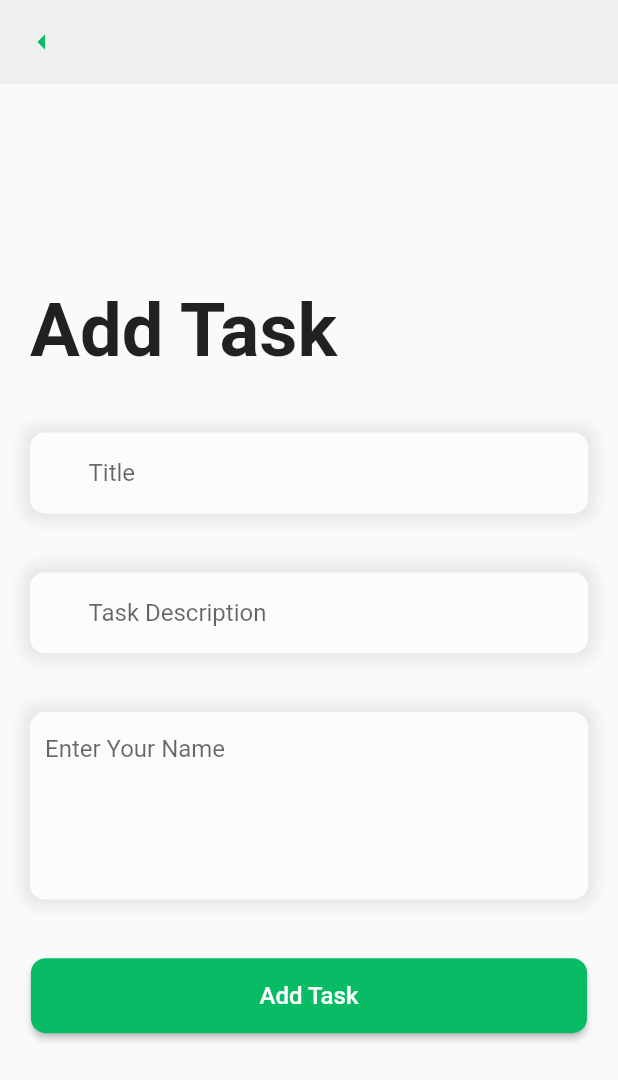
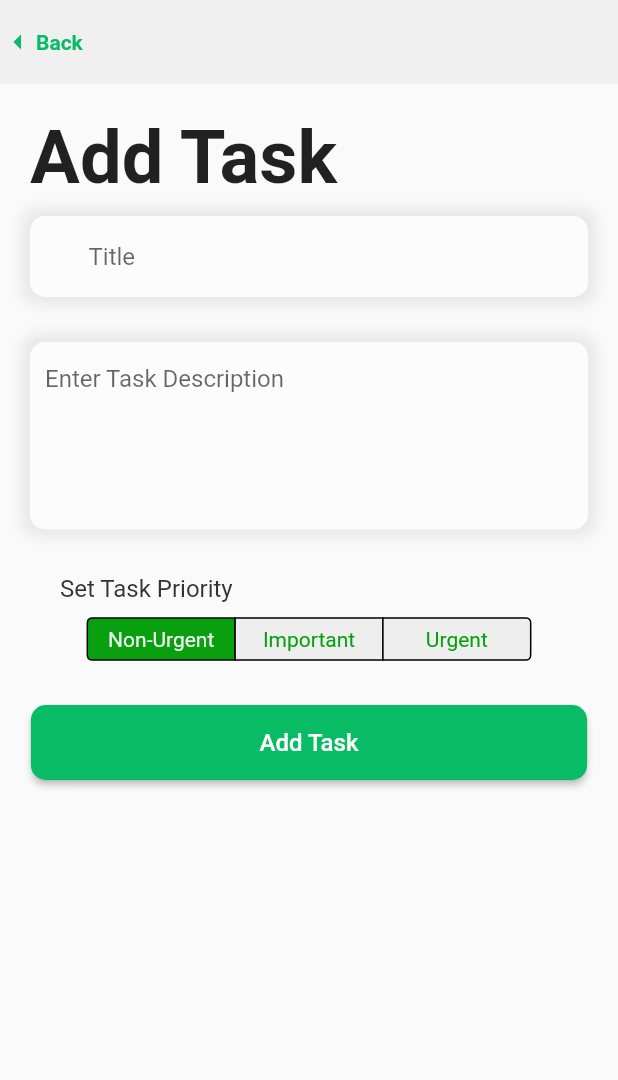
Before and after one commit to MohammadMazin/Personal-Planner, a Flutter app: the TasksScreen screen opened directly, after a tap on the "add" icon, on a phone screen of 412 x 824 dp. Shown: the top 1080 px of the screen. Run offline on Flutter 3.47's test engine with Material 2 defaults, Android fonts, the phone set to English and light mode, and no system bars; our stand-ins replace lottie, shared_preferences, smooth_page_indicator; missing offline and left inert: mongo_dart; accounts and stored records are empty; network calls fail.

Commit message:
Add task and delete task functionality implemented

```diff
--- a/lib/screens/addTask.dart
+++ b/lib/screens/addTask.dart
@@ -1,3 +1,4 @@
+import 'package:flutter/cupertino.dart';
 import 'package:flutter/material.dart';
 import 'package:personal_planner/screens/tasks.dart';
 import 'package:personal_planner/server/tasks.dart';
@@ -14,24 +15,57 @@ class AddTask extends StatefulWidget {
 }
 
 class _AddTaskState extends State<AddTask> {
+  String title = '';
+  String description = '';
+  int type = 0;
+
+  Color selectorColor() {
+    // if (type == 0)
+    //   return AppTheme.nUrgentEnd;
+    // else if (type == 1)
+    //   return AppTheme.importantStart;
+    // else
+    //   return AppTheme.urgentStart;
+    if (type == 0) {
+      return Color.fromARGB(255, 8, 160, 15);
+    } else if (type == 1)
+      return Color.fromARGB(255, 212, 138, 10);
+    else
+      return Color.fromARGB(255, 201, 13, 13);
+  }
+
+  dynamic handleAddTask() async {
+    await Tasks.addTask('62e12319529a45d4c5bdd5ec', title, description, type);
+  }
+
   @override
   Widget build(BuildContext context) {
     return Scaffold(
         appBar: AppBar(
           leading: GestureDetector(
               onTap: () => Navigator.pop(context),
-              child: Icon(Icons.arrow_left)),
+              child: Row(
+                children: [
+                  Icon(Icons.arrow_left),
+                  Text(
+                    'Back',
+                    style: TextStyle(
+                        color: AppTheme.primary, fontWeight: FontWeight.bold),
+                  )
+                ],
+              )),
           iconTheme: IconThemeData(color: AppTheme.primary),
           backgroundColor: AppTheme.background,
           elevation: 0,
         ),
-        body: Center(
+        body: ListView(children: [
+          Center(
             child: Container(
-            height: MediaQuery.of(context).size.height * 0.7,
+              height: MediaQuery.of(context).size.height * 0.8,
               padding: EdgeInsets.all(20),
               // color: Colors.blue,
               child: Column(
-              mainAxisAlignment: MainAxisAlignment.spaceAround,
+                mainAxisAlignment: MainAxisAlignment.start,
                 children: [
                   Align(
                     alignment: Alignment.centerLeft,
@@ -42,12 +76,14 @@ class _AddTaskState extends State<AddTask> {
                           fontWeight: FontWeight.bold),
                     ),
                   ),
+                  SizedBox(height: 10),
                   Input(
                     hintText: 'Title',
+                    onChanged: (text) {
+                      title = text;
+                    },
                   ),
-                Input(
-                  hintText: 'Task Description',
-                ),
+                  SizedBox(height: 30),
                   Container(
                     padding:
                         const EdgeInsets.symmetric(horizontal: 10, vertical: 3),
@@ -67,16 +103,56 @@ class _AddTaskState extends State<AddTask> {
                     child: TextField(
                       keyboardType: TextInputType.multiline,
                       maxLines: 5,
+                      onChanged: (text) => description = text,
                       decoration: InputDecoration(
                         border: InputBorder.none,
-                      hintText: 'Enter Your Name',
+                        hintText: 'Enter Task Description',
                       ),
                     ),
                   ),
-                Button(title: 'Add Task', onPressed: () {})
+                  SizedBox(height: 30),
+                  Container(
+                    padding: EdgeInsets.symmetric(horizontal: 20),
+                    child: Column(
+                      children: [
+                        Align(
+                          alignment: Alignment.centerLeft,
+                          child: Text('Set Task Priority',
+                              style: TextStyle(
+                                  fontSize: 16,
+                                  color: Color.fromARGB(255, 50, 50, 50))),
+                        ),
+                        SizedBox(
+                          height: 10,
+                        ),
+                        CupertinoSegmentedControl<int>(
+                            selectedColor: selectorColor(),
+                            unselectedColor: Colors.grey[200],
+                            borderColor: Colors.black,
+                            groupValue: type,
+                            children: const {
+                              0: Text('    Non-Urgent    '),
+                              1: Text('    Important    '),
+                              2: Text('    Urgent    '),
+                            },
+                            onValueChanged: (groupValue) {
+                              setState(() {
+                                type = groupValue;
+                              });
+                            }),
                       ],
                     ),
                   ),
-        ));
+                  SizedBox(height: 30),
+                  Button(
+                      title: 'Add Task',
+                      onPressed: () async {
+                        handleAddTask();
+                      })
+                ],
+              ),
+            ),
+          ),
+        ]));
   }
 }
--- a/lib/screens/tasks.dart
+++ b/lib/screens/tasks.dart
@@ -23,17 +23,26 @@ class _TasksScreenState extends State<TasksScreen> {
   List<dynamic> task1 = [];
   List<dynamic> task2 = [];
 
-  void getUsers() async {
+  Future<void> getUsers() async {
+    setState(() {
       task0 = [];
       task1 = [];
       task2 = [];
+    });
     var taskList = await Tasks.getUserTasks('62e12319529a45d4c5bdd5ec');
     for (var task in taskList) {
       if (task["type"] == 0)
+        setState(() {
           task0.add(task);
+        });
       else if (task["type"] == 1)
+        setState(() {
           task1.add(task);
-      else if (task["type"] == 2) task2.add(task);
+        });
+      else if (task["type"] == 2)
+        setState(() {
+          task2.add(task);
+        });
     }
     // print(task0);
     // print('\n\n\n');
@@ -60,12 +69,13 @@ class _TasksScreenState extends State<TasksScreen> {
         ),
       ),
       backgroundColor: AppTheme.background,
-      body: Container(
+      body: RefreshIndicator(
+        onRefresh: () => getUsers(),
+        child: Container(
           padding: const EdgeInsets.all(20),
           child: ListView(
             // mainAxisAlignment: MainAxisAlignment.start,
             children: [
-            ElevatedButton(onPressed: getUsers, child: Text('press')),
               Align(
                 alignment: Alignment.centerLeft,
                 child: Text(
@@ -92,14 +102,17 @@ class _TasksScreenState extends State<TasksScreen> {
                 ],
               ),
               const SizedBox(height: 50),
-            TaskCategory(title: 'Non Urgent', count: task0.length, data: task0),
+              TaskCategory(
+                  title: 'Non Urgent', count: task0.length, data: task0),
               const SizedBox(height: 20),
-            TaskCategory(title: 'Important', count: task1.length, data: task1),
+              TaskCategory(
+                  title: 'Important', count: task1.length, data: task1),
               const SizedBox(height: 20),
               TaskCategory(title: 'Urgent', count: task2.length, data: task2),
             ],
           ),
         ),
+      ),
     );
   }
 }
--- a/lib/widgets/taskCategory.dart
+++ b/lib/widgets/taskCategory.dart
@@ -23,7 +23,8 @@ class _TaskCategoryState extends State<TaskCategory> {
       tasks.add(TaskSingleSummary(
           title: element['title'],
           description: element['desc'],
-          type: element['type']));
+          type: element['type'],
+          id: element['_id']));
     });
 
     return tasks;
@@ -37,11 +38,6 @@ class _TaskCategoryState extends State<TaskCategory> {
     //         })
     //     .toList();
     // print(thiso);
-    return TaskSingleSummary(
-      description: widget.data[0]['title'],
-      title: 'ss',
-      type: 0,
-    );
   }
 
   @override
@@ -67,19 +63,9 @@ class _TaskCategoryState extends State<TaskCategory> {
               Icon(Icons.arrow_drop_down),
             ],
           ),
-
           Column(
             children: mapDataToTaskSummary(),
           )
-
-          // mapDataToTaskSummary(),
-
-          // data.map((task)=>{
-          //   return TaskSingleSummary(type: data["type"])
-          // }),
-
-          // TaskSingleSummary(type: 1),
-          // TaskSingleSummary(type: 2),
         ],
       ),
     );
```
Also changed, not shown: lib/server/tasks.dart (+14 -3 lines), lib/widgets/taskSingleSummary.dart (+11 -2 lines), flutter_01.png (added), 7 other files. Lines whose indentation alone changed are shown as unchanged.
